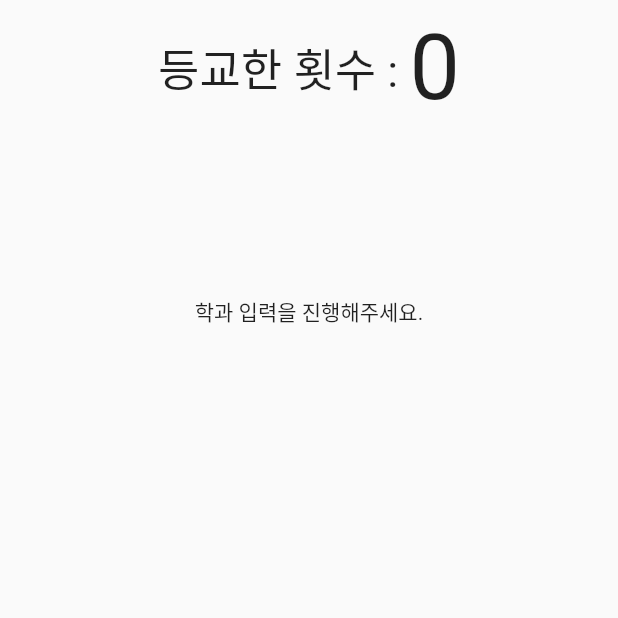
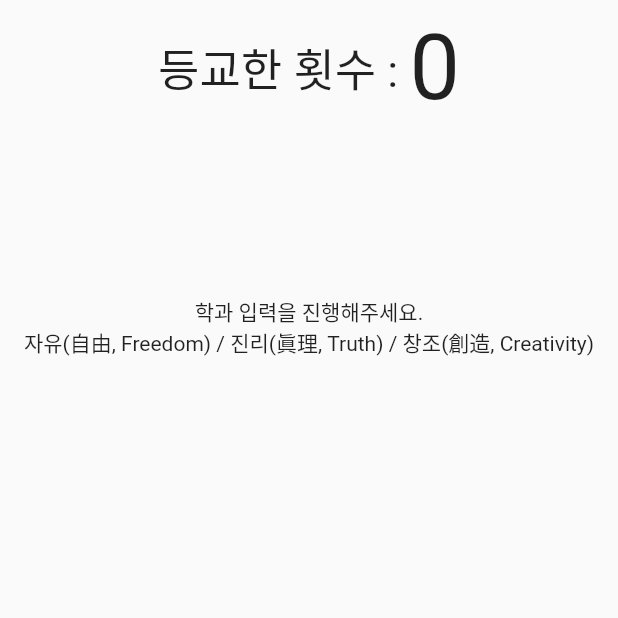
Before and after one commit to chihyeonwon/Attendance_Check, a Flutter app: the Page3 screen opened directly, on a phone screen of 412 x 824 dp, the top half of it. Run offline on Flutter 3.47's test engine with Material 2 defaults, Android fonts, the phone set to English and light mode, and no system bars; our stand-ins replace geolocator, google_maps_flutter, shared_preferences; accounts and stored records are empty.

Commit message:
대학교 교훈 텍스트 추가

```diff
--- a/lib/page3.dart
+++ b/lib/page3.dart
@@ -88,6 +88,8 @@ class _Page3State extends State<Page3> {
                         return Text('학과 입력을 진행해주세요.');
                       }
                   ),
+                  Text('자유(自由, Freedom) / 진리(眞理, Truth) / 창조(創造, Creativity)',
+                  style:TextStyle(fontSize:14,)),
                 ],
               ),
             ],
```
